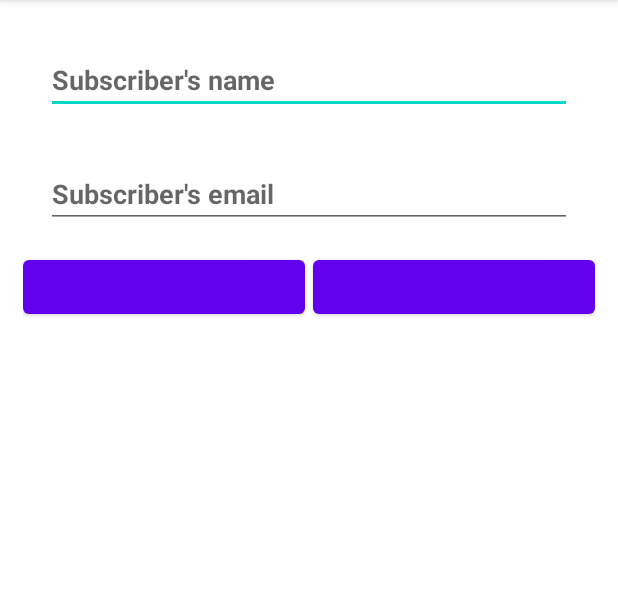
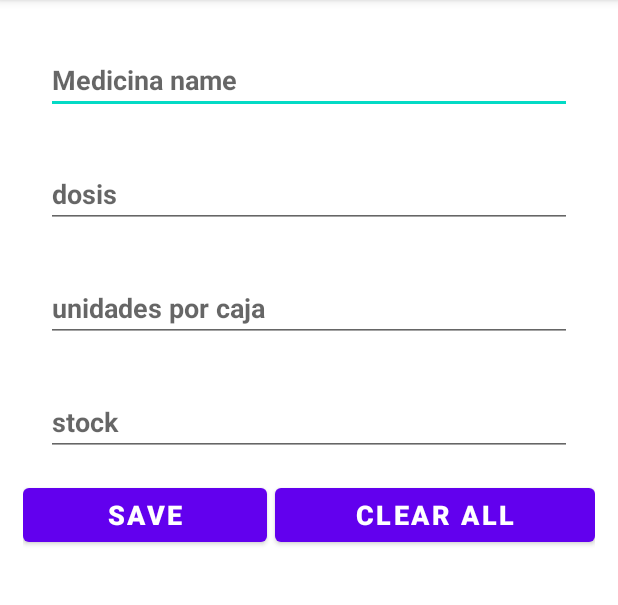
Before and after one commit to jrodriguezballester/InicioRoom, an Android app: the screen it shows after launch (MainActivity), on a phone screen of 412 x 824 dp, the part 84-689 px from its top. Run offline under Robolectric (Android 15) with nearby library versions, the phone set to English and light mode, and no system bars; our stand-ins replace Room's generated code, data binding.

Commit message:
recycler acabado

```diff
--- a/app/src/main/java/com/example/farma4/MainActivity.kt
+++ b/app/src/main/java/com/example/farma4/MainActivity.kt
@@ -2,13 +2,18 @@ package com.example.farma4
 
 import android.os.Bundle
 import android.util.Log
+import android.widget.Toast
 import androidx.appcompat.app.AppCompatActivity
+import androidx.databinding.DataBindingUtil
+import androidx.lifecycle.Observer
+import androidx.lifecycle.ViewModelProvider
 import androidx.lifecycle.lifecycleScope
-import androidx.room.Room
+import androidx.recyclerview.widget.LinearLayoutManager
 import com.example.farma4.database.Medicina
 import com.example.farma4.database.MedicinaDAO
 import com.example.farma4.database.MedicinaDatabase
 import com.example.farma4.database.MedicinaRepository
+import com.example.farma4.databinding.ActivityMainBinding
 import kotlinx.coroutines.Dispatchers
 import kotlinx.coroutines.flow.Flow
 import kotlinx.coroutines.launch
@@ -16,24 +21,66 @@ import kotlinx.coroutines.runBlocking
 import kotlinx.coroutines.withTimeoutOrNull
 
 class MainActivity : AppCompatActivity() {
+
     private lateinit var medicinaDAO: MedicinaDAO
     private lateinit var medicinaRepo: MedicinaRepository
+    private lateinit var binding: ActivityMainBinding
+    private lateinit var medicinaViewModel: MedicinaViewModel
+    private lateinit var adapter: MedicinaViewAdapter
 
     override fun onCreate(savedInstanceState: Bundle?) {
         super.onCreate(savedInstanceState)
         setContentView(R.layout.activity_main)
 
-        val db = Room.databaseBuilder(
-            applicationContext,
-            MedicinaDatabase::class.java, "medicina_database"
-        )
-            .fallbackToDestructiveMigration()
-            .build()
+        binding = DataBindingUtil.setContentView(this, R.layout.activity_main)
 
-        medicinaDAO = db.medicinaDAO
-        medicinaRepo= MedicinaRepository(medicinaDAO)
-        testDB()
+        val medicinaDAO = MedicinaDatabase.getInstance(application)!!.medicinaDAO
+        val medicinaRepository = MedicinaRepository(medicinaDAO)
+        val factory = MedicinaViewModelFactory(medicinaRepository)
 
+        medicinaViewModel = ViewModelProvider(this, factory).get(MedicinaViewModel::class.java)
+        binding.myViewModel = medicinaViewModel
+        binding.lifecycleOwner = this
+
+        medicinaViewModel.message.observe(this, Observer {
+            it.getContentIfNotHandled()?.let {
+                Toast.makeText(this, it, Toast.LENGTH_LONG).show()
+            }
+        })
+
+        initRecyclerView()
+
+//
+//        val db = Room.databaseBuilder(
+//            applicationContext,
+//            MedicinaDatabase::class.java, "medicina_database"
+//        )
+//            .fallbackToDestructiveMigration()
+//            .build()
+//
+//        medicinaDAO = db.medicinaDAO
+//        medicinaRepo= MedicinaRepository(medicinaDAO)
+//
+//        testDB()
+
+    }
+
+    private fun initRecyclerView() {
+        binding.medicinaRecyclerView.layoutManager = LinearLayoutManager(this)
+        adapter =MedicinaViewAdapter({ selectedItem: Medicina -> listItemClicked(selectedItem) })
+        binding.medicinaRecyclerView.adapter = adapter
+        displayMedicinasList()
+    }
+
+    private fun displayMedicinasList() {
+        medicinaViewModel.getSavedMedicinas().observe(this) {
+            adapter.setList(it)
+            adapter.notifyDataSetChanged()
+        }
+    }
+
+    private fun listItemClicked(medicina: Medicina) {
+        Toast.makeText(this, "selected name is ${medicina.name}", Toast.LENGTH_LONG).show()
     }
 
     private fun testDB() {
@@ -47,7 +94,7 @@ class MainActivity : AppCompatActivity() {
             Log.i("MyTAG", "*****     Inserted 3 medicinas       **********")
 
             //Query
-     //       val medicinas = medicinaDAO.getAllMedicinas()
+            //       val medicinas = medicinaDAO.getAllMedicinas()
             val medicinas = medicinaRepo.medicinas
 
             Log.i("MyTAG", "*****    medicinas $medicinas  *****")
--- /dev/null
+++ b/app/src/main/java/com/example/farma4/MedicinaViewAdapter.kt
@@ -0,0 +1,44 @@
+package com.example.farma4
+
+import android.view.LayoutInflater
+import android.view.ViewGroup
+import androidx.databinding.DataBindingUtil
+import androidx.recyclerview.widget.RecyclerView
+import com.example.farma4.database.Medicina
+import com.example.farma4.databinding.ListItemBinding
+
+class MedicinaViewAdapter(private val clickListener: (Medicina) -> Unit) :
+    RecyclerView.Adapter<MyViewHolder>() {
+    private val medicinasList = ArrayList<Medicina>()
+
+    override fun onCreateViewHolder(parent: ViewGroup, viewType: Int): MyViewHolder {
+        val layoutInflater = LayoutInflater.from(parent.context)
+        val binding: ListItemBinding =
+            DataBindingUtil.inflate(layoutInflater, R.layout.list_item, parent, false)
+        return MyViewHolder(binding)
+    }
+
+    override fun onBindViewHolder(holder: MyViewHolder, position: Int) {
+        holder.bind(medicinasList[position], clickListener)
+    }
+
+    override fun getItemCount(): Int = medicinasList.size
+
+    fun setList(subscribers: List<Medicina>) {
+        medicinasList.clear()
+        medicinasList.addAll(subscribers)
+
+    }
+}
+
+class MyViewHolder(val binding: ListItemBinding) : RecyclerView.ViewHolder(binding.root) {
+
+    fun bind(medicina: Medicina, clickListener: (Medicina) -> Unit) {
+        binding.nameTextView.text = medicina.name
+        binding.dosisTextView.text = medicina.dosis
+        binding.stockTextView.text = medicina.stock.toString()
+        binding.unidadesCajaTextView.text = medicina.unidadesCaja.toString()
+
+    }
+
+}
--- a/app/src/main/res/layout/activity_main.xml
+++ b/app/src/main/res/layout/activity_main.xml
@@ -23,23 +23,59 @@
             android:layout_margin="15dp"
             android:layout_marginBottom="5dp"
             android:ems="10"
-            android:hint="Subscriber's name"
+            android:hint="Medicina name"
             android:inputType="textPersonName"
             android:text="@={myViewModel.inputName}"
             android:textStyle="bold" />
 
         <EditText
-            android:id="@+id/email_text"
+            android:id="@+id/dosis_text"
             android:layout_width="match_parent"
             android:layout_height="wrap_content"
             android:layout_margin="15dp"
             android:layout_marginTop="5dp"
             android:layout_marginBottom="5dp"
             android:ems="10"
-            android:hint="Subscriber's email"
+            android:hint="dosis"
             android:inputType="textPersonName"
-            android:text="@={myViewModel.inputEmail}"
+            android:text="@={myViewModel.inputDosis}"
             android:textStyle="bold" />
+
+        <EditText
+            android:id="@+id/unidadesCaja_text"
+            android:layout_width="match_parent"
+            android:layout_height="wrap_content"
+            android:layout_margin="15dp"
+            android:layout_marginBottom="5dp"
+            android:ems="10"
+            android:hint="unidades por caja"
+            android:inputType="number"
+            android:text="@={myViewModel.inputUnidadesCaja}"
+
+            android:textStyle="bold" />
+        <EditText
+            android:id="@+id/stock_text"
+            android:layout_width="match_parent"
+            android:layout_height="wrap_content"
+            android:layout_margin="15dp"
+            android:layout_marginBottom="5dp"
+            android:ems="10"
+            android:hint="stock"
+            android:inputType="number"
+            android:text="@={myViewModel.inputStock}"
+            android:textStyle="bold" />
+<!--        <EditText-->
+<!--            android:id="@+id/name_text"-->
+<!--            android:layout_width="match_parent"-->
+<!--            android:layout_height="wrap_content"-->
+<!--            android:layout_margin="15dp"-->
+<!--            android:layout_marginBottom="5dp"-->
+<!--            android:ems="10"-->
+<!--            android:hint="Subscriber's name"-->
+<!--            android:inputType="textPersonName"-->
+<!--            android:text="@={myViewModel.inputName}"-->
+<!--            android:textStyle="bold" />-->
+
 
         <LinearLayout
             android:layout_width="match_parent"
@@ -62,14 +98,15 @@
                 android:layout_height="wrap_content"
                 android:layout_marginStart="5dp"
                 android:layout_weight="1"
-
+                android:onClick="@{()->myViewModel.clearAllOrDelete()}"
+                android:text="@={myViewModel.clearAllOrDeleteButtonText}"
                 android:textSize="18sp"
                 android:textStyle="bold" />
         </LinearLayout>
 <!--        android:onClick="@{()->myViewModel.clearAllOrDelete()}"-->
 
         <androidx.recyclerview.widget.RecyclerView
-            android:id="@+id/subscriber_recyclerView"
+            android:id="@+id/medicina_recyclerView"
             android:layout_width="match_parent"
             android:layout_height="wrap_content"
             android:layout_margin="5dp" />
```
Also changed, not shown: app/src/main/java/com/example/farma4/Event.kt (added, +24 -0 lines), app/src/main/java/com/example/farma4/MedicinaViewModel.kt (+67 -13 lines), app/src/main/res/layout/list_item.xml (added, +66 -0 lines).
